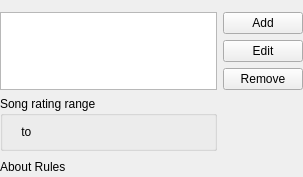
Before: the Qt Designer form dynamic/dynamicrules.ui in CDrummond/cantata, drawn with Qt 5.
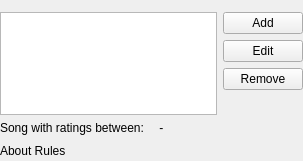
After: the same form once the commit is applied. Custom widgets are drawn as their Qt base class.

Commit message: Better rating range display

Patch:
```diff
--- a/dynamic/dynamicrules.ui
+++ b/dynamic/dynamicrules.ui
@@ -82,18 +82,21 @@
        </spacer>
       </item>
       <item row="4" column="0" rowspan="1" colspan="2">
-       <widget class="QGroupBox" name="ratingsGroupBox">
-       <property name="title">
-        <string>Song rating range</string>
-       </property>
        <layout class="QHBoxLayout" name="ratingsGroupBoxLayout">
+       <item>
+        <widget class="QLabel" name="ratingRangeLabel">
+         <property name="text">
+          <string>Song with ratings between:</string>
+         </property>
+        </widget>
+       </item>
         <item>
          <widget class="RatingWidget" name="ratingFrom"/>
         </item>
         <item>
          <widget class="QLabel" name="ratingToLabel">
           <property name="text">
-           <string> to </string>
+           <string> - </string>
           </property>
          </widget>
         </item>
@@ -114,7 +117,6 @@
          </spacer>
         </item>
        </layout>
-       </widget>
       </item>
       <item row="5" column="0">
        <widget class="UrlLabel" name="aboutLabel">
```
